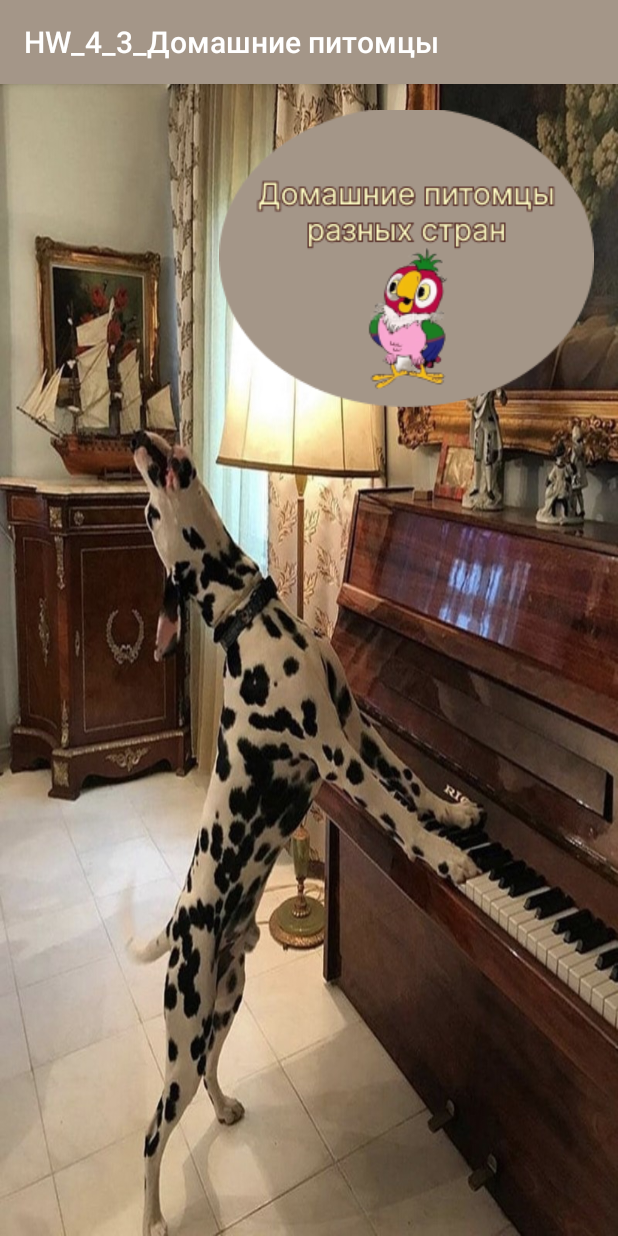
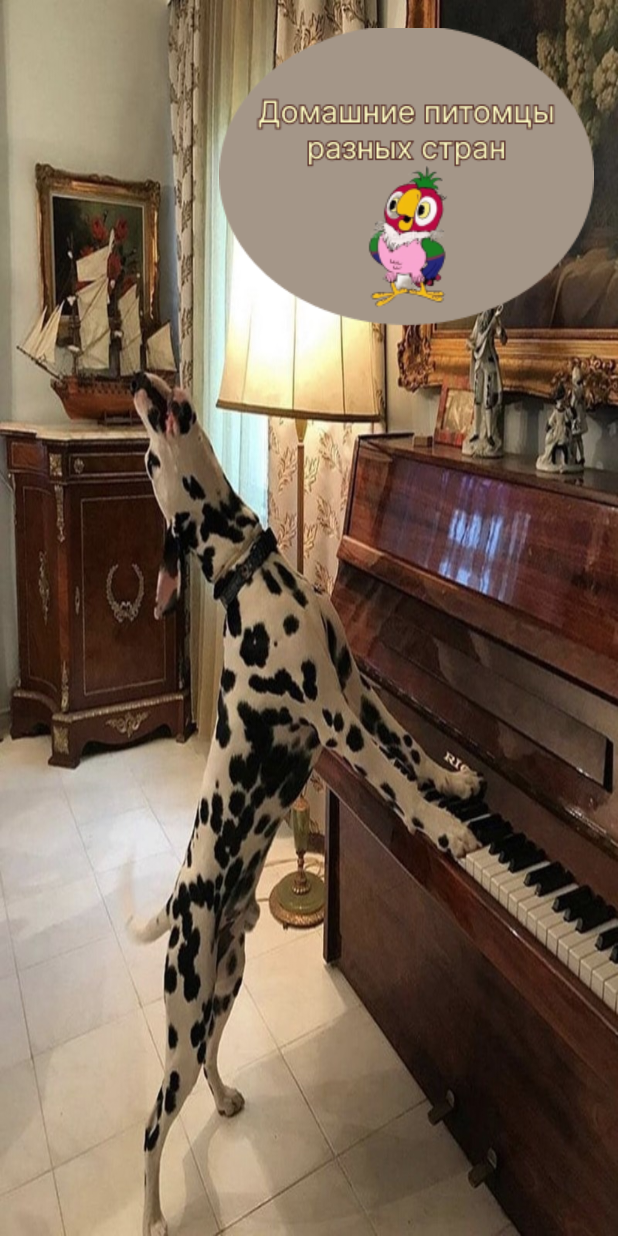
Before and after one commit to Eagle-Aerospace/30_05_HW_4_3, an Android app: the screen it shows after launch (MainActivity), on a phone screen of 412 x 824 dp. Run offline under Robolectric (Android 15) with nearby library versions, the phone set to English and light mode, and no system bars.

```diff
--- a/app/src/main/AndroidManifest.xml
+++ b/app/src/main/AndroidManifest.xml
@@ -7,9 +7,11 @@
         android:dataExtractionRules="@xml/data_extraction_rules"
         android:fullBackupContent="@xml/backup_rules"
         android:icon="@drawable/logo_cat"
+        android:screenOrientation ="portrait"
         android:label="@string/app_name"
         android:supportsRtl="true"
         android:theme="@style/Theme.HW_4_3"
+
         tools:targetApi="31">
         <activity
             android:name=".SecondActivity"
--- a/app/src/main/res/layout/activity_second.xml
+++ b/app/src/main/res/layout/activity_second.xml
@@ -39,11 +39,13 @@
         android:layout_marginTop="5dp"
         android:layout_marginBottom="5dp"
         android:background="@drawable/shape_list"
-        app:layoutManager="android.support.v7.widget.LinearLayoutManager"
+
         app:layout_constraintBottom_toBottomOf="parent"
         app:layout_constraintEnd_toEndOf="parent"
         app:layout_constraintStart_toStartOf="parent"
         app:layout_constraintTop_toBottomOf="@+id/textView" />
+    <!--        app:layoutManager="android.support.v7.widget.LinearLayoutManager"-->
+<!--    Разные способы прописывания, второй в SecondActivity-->
 
     <android.support.constraint.Guideline
         android:id="@+id/guideline5"
--- a/app/src/main/res/values-night/themes.xml
+++ b/app/src/main/res/values-night/themes.xml
@@ -1,10 +1,14 @@
 <resources xmlns:tools="http://schemas.android.com/tools">
     <!-- Base application theme. -->
-    <style name="Theme.HW_4_3" parent="Theme.AppCompat.Light.DarkActionBar">
+    <style name="Theme.HW_4_3" parent="Theme.AppCompat.Light.NoActionBar">
         <!-- Primary brand color. -->
         <item name="colorPrimary">@color/coffee_1</item>
         <item name="colorPrimaryDark">@color/brown_1</item>
         <item name="colorAccent">@color/teal_200</item>
         <!-- Customize your theme here. -->
+        <item name="android:windowNoTitle">true</item>
+
+<!--        <item name="android:windowFullscreen">true</item>-->
+<!--        <item name="android:windowActionBar">false</item>-->
     </style>
 </resources>
--- a/app/src/main/res/values/themes.xml
+++ b/app/src/main/res/values/themes.xml
@@ -1,10 +1,15 @@
 <resources xmlns:tools="http://schemas.android.com/tools">
     <!-- Base application theme. -->
-    <style name="Theme.HW_4_3" parent="Theme.AppCompat.Light.DarkActionBar">
+    <style name="Theme.HW_4_3" parent="Theme.AppCompat.Light.NoActionBar">
         <!-- Primary brand color. -->
         <item name="colorPrimary">@color/coffee_1</item>
         <item name="colorPrimaryDark">@color/brown_1</item>
         <item name="colorAccent">@color/teal_200</item>
+
         <!-- Customize your theme here. -->
+        <item name="android:windowNoTitle">true</item>
+
+<!--        <item name="android:windowFullscreen">true</item>-->
+<!--        <item name="android:windowActionBar">false</item>-->
     </style>
 </resources>
```
Also changed, not shown: app/src/main/java/com/example/hw_4_3/SecondActivity.java (+7 -0 lines).
